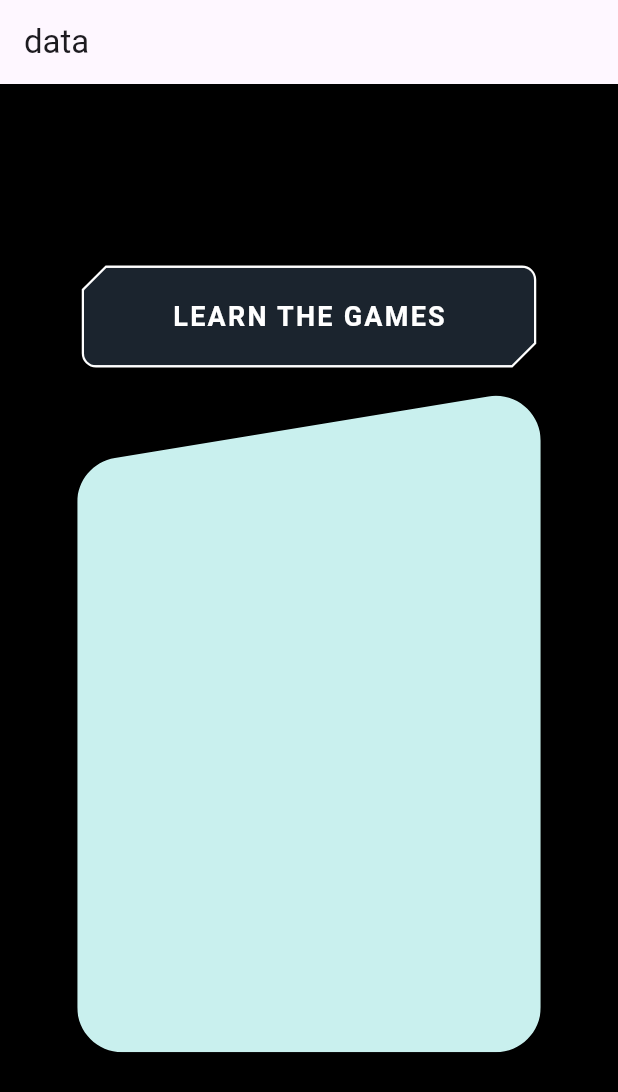
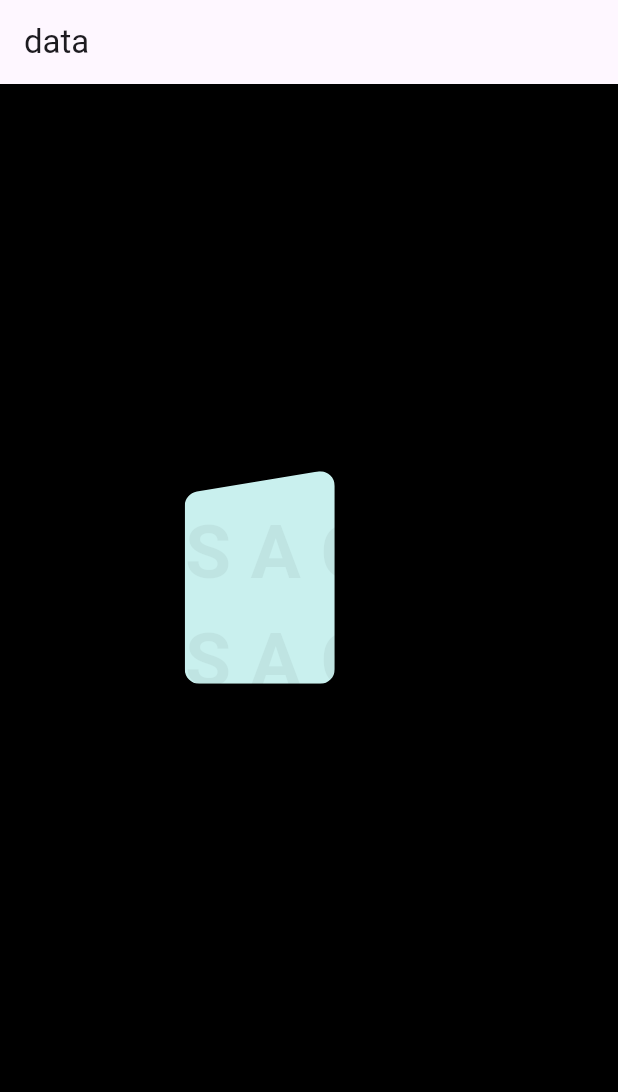
Before and after one commit to Frustated-Developers/Valo-Zone-Application, a Flutter app: the screen it shows after launch, on a phone screen of 412 x 824 dp. Shown: the top 1092 px of the screen. Run offline on Flutter 3.47's test engine with Material 3 defaults, Android fonts, the phone set to English and light mode, and no system bars; our stand-ins replace flutter_svg.

Commit message:
Custom agent card ongoing

```diff
--- a/lib/home/view/homepage.dart
+++ b/lib/home/view/homepage.dart
@@ -17,14 +17,56 @@ class Homepage extends StatelessWidget {
           crossAxisAlignment: CrossAxisAlignment.center,
           mainAxisAlignment: MainAxisAlignment.center,
           children: [
-            CustomButton(
-              text: "LEARN THE GAMES",
-            ),
-            SizedBox(
-              height: 20,
-            ),
             Container(
-              child: SvgPicture.asset("assets/images/Rectangle 1.svg"),
+              child: Stack(
+                children: [
+                  SvgPicture.asset(
+                    "assets/images/Rectangle 1.svg",
+                    height: 250,
+                    width: 100,
+                  ),
+                  Column(
+                    mainAxisAlignment: MainAxisAlignment.start,
+                    children: [
+                      Text(
+                        "S A G E",
+                        style: TextStyle(
+                            color: Colors.black.withOpacity(0.05),
+                            fontSize: 50,
+                            fontWeight: FontWeight.bold),
+                      ),
+                      Text(
+                        "S A G E",
+                        style: TextStyle(
+                            color: Colors.black.withOpacity(0.05),
+                            fontSize: 50,
+                            fontWeight: FontWeight.bold),
+                      ),
+                      Text(
+                        "S A G E",
+                        style: TextStyle(
+                            color: Colors.black.withOpacity(0.05),
+                            fontSize: 50,
+                            fontWeight: FontWeight.bold),
+                      ),
+                      Text(
+                        "S A G E",
+                        style: TextStyle(
+                            color: Colors.black.withOpacity(0.05),
+                            fontSize: 50,
+                            fontWeight: FontWeight.bold),
+                      ),
+                      Text(
+                        "S A G E",
+                        style: TextStyle(
+                            color: Colors.black.withOpacity(0.05),
+                            fontSize: 50,
+                            fontWeight: FontWeight.bold),
+                      ),
+                    ],
+                  ),
+                ],
+              ),
             )
           ],
         ),
--- a/pubspec.yaml
+++ b/pubspec.yaml
@@ -34,9 +34,9 @@ flutter:
 
   # To add assets to your application, add an assets section, like this:
   assets:
-    # - assets/characters
-    # - assets/icons
-    - assets/images
+    - assets/characters/
+    - assets/icons/
+    - assets/images/
 
   # An image asset can refer to one or more resolution-specific "variants", see
   # https://flutter.dev/assets-and-images/#resolution-aware
```
